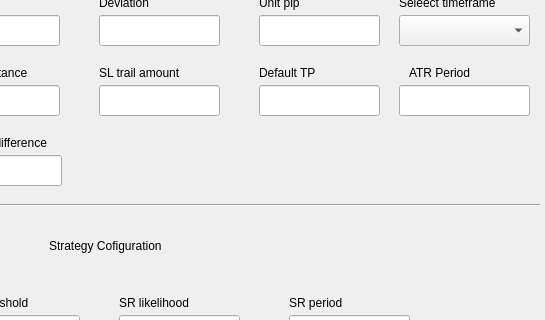
Old version of the form GUIs/bot-gui.ui in the repository ches-001/tradebot; both pictures show x 241 to 786 and y 195 to 515 of the 786 by 705 pixel window.
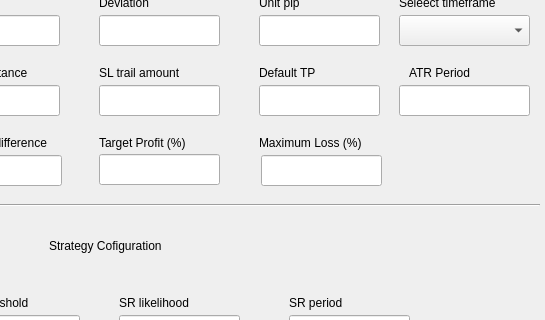
New version of the form.

Commit message: session target profit and maximum loss implementation, aimed at stopping running session if target profit is reached or maximum loss is made

The edit to the form file:
```diff
--- a/GUIs/bot-gui.ui
+++ b/GUIs/bot-gui.ui
@@ -544,6 +544,52 @@
     <string>Timezone difference</string>
    </property>
   </widget>
+  <widget class="QLineEdit" name="target_profit">
+   <property name="geometry">
+    <rect>
+     <x>340</x>
+     <y>349</y>
+     <width>121</width>
+     <height>31</height>
+    </rect>
+   </property>
+  </widget>
+  <widget class="QLineEdit" name="max_loss">
+   <property name="geometry">
+    <rect>
+     <x>502</x>
+     <y>350</y>
+     <width>121</width>
+     <height>31</height>
+    </rect>
+   </property>
+  </widget>
+  <widget class="QLabel" name="target_profit_label">
+   <property name="geometry">
+    <rect>
+     <x>340</x>
+     <y>330</y>
+     <width>111</width>
+     <height>16</height>
+    </rect>
+   </property>
+   <property name="text">
+    <string>Target Profit (%)</string>
+   </property>
+  </widget>
+  <widget class="QLabel" name="max_loss_label">
+   <property name="geometry">
+    <rect>
+     <x>500</x>
+     <y>330</y>
+     <width>121</width>
+     <height>16</height>
+    </rect>
+   </property>
+   <property name="text">
+    <string>Maximum Loss (%)</string>
+   </property>
+  </widget>
  </widget>
  <resources/>
  <connections/>
```
Left out of the diff: 2 changed lines with no effect on the pictures. The commit also changes 6 other files.
